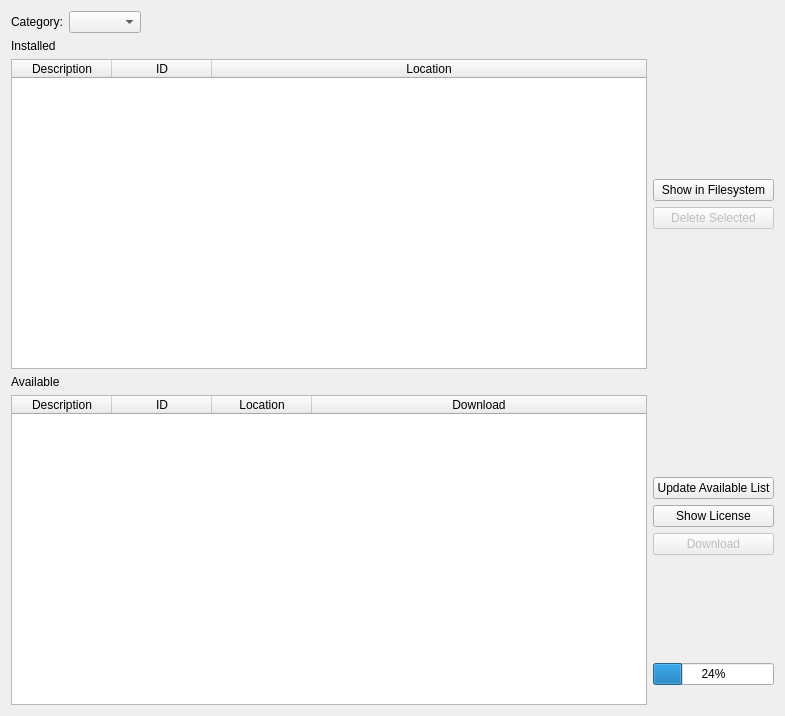
First picture: the form in scribus/ui/resourcemanagerbase.ui, repository scribusproject/scribus, before the edit.
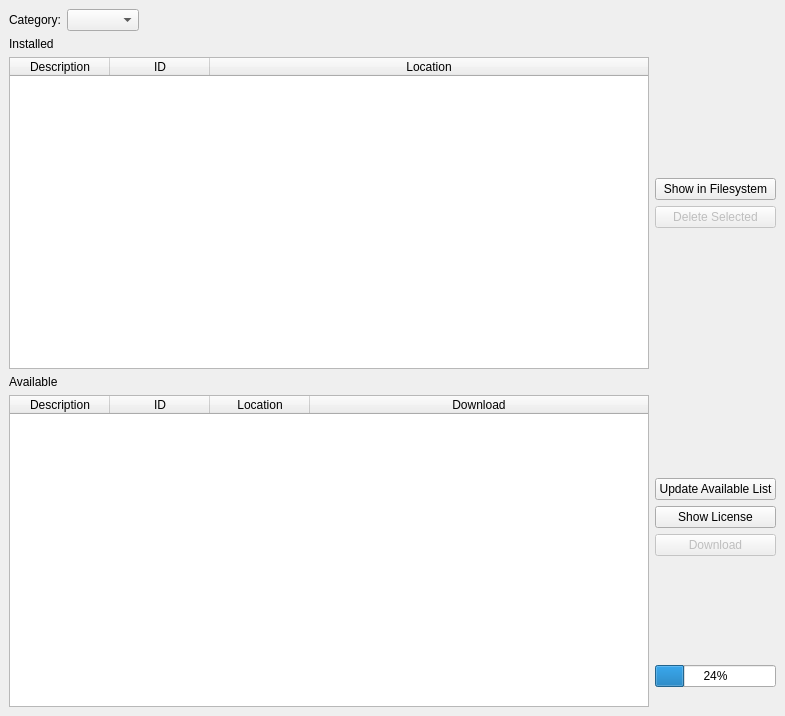
Second picture: the form after the edit.

Commit message: #16420: Unify margins and spacing for dialogs, set 1 <bubu>

Diff of the .ui file:
```diff
--- a/scribus/ui/resourcemanagerbase.ui
+++ b/scribus/ui/resourcemanagerbase.ui
@@ -14,6 +14,18 @@
    <string>Resource Manager</string>
   </property>
   <layout class="QVBoxLayout" name="verticalLayout_5">
+   <property name="leftMargin">
+    <number>9</number>
+   </property>
+   <property name="topMargin">
+    <number>9</number>
+   </property>
+   <property name="rightMargin">
+    <number>9</number>
+   </property>
+   <property name="bottomMargin">
+    <number>9</number>
+   </property>
    <item>
     <layout class="QHBoxLayout" name="horizontalLayout">
      <item>
```
The commit also changes 6 other files.
